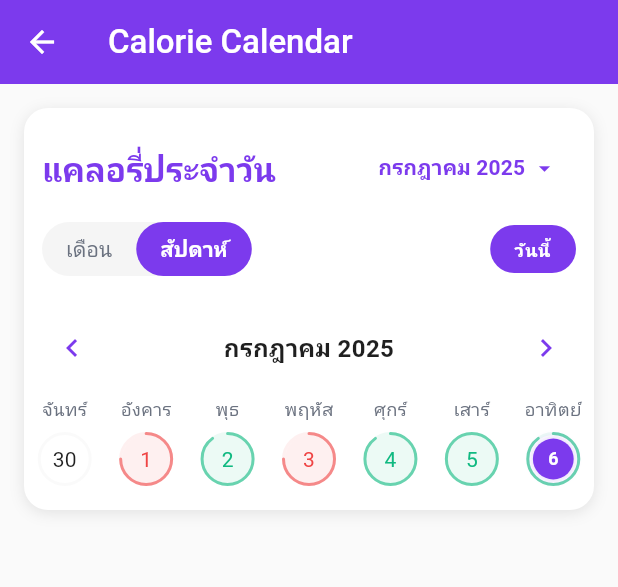
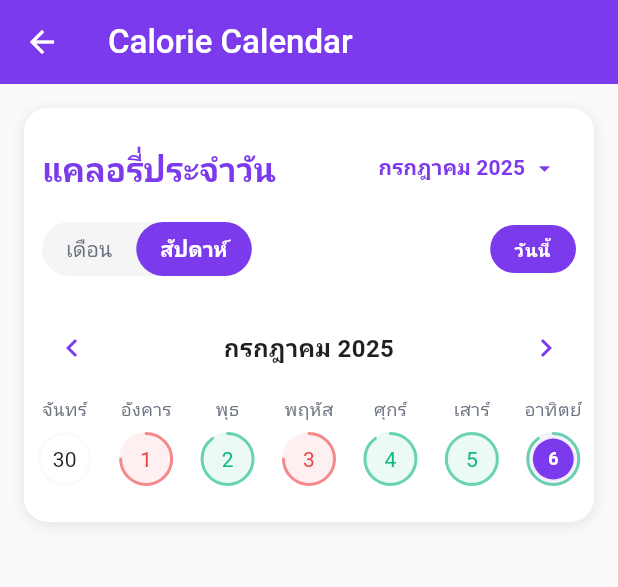
Before and after one commit to kit-chu/CaloriWise, a Flutter app: the CalorieCalendarExample screen opened directly, on a phone screen of 412 x 824 dp, the part 84-671 px from its top. Run offline on Flutter 3.47's test engine with Material 3 defaults, Android fonts, the light colour scheme and no system bars; drawn by our look-alikes of percent_indicator, table_calendar; our stand-ins replace google_fonts; network calls fail; Roboto replaces fonts that are missing (Prompt).

```diff
--- a/lib/widgets/calorie_calendar_widget.dart
+++ b/lib/widgets/calorie_calendar_widget.dart
@@ -360,7 +360,7 @@ class _CalorieCalendarWidgetState extends State<CalorieCalendarWidget> with Sing
 
   Widget _buildCalendar() {
     return Padding(
-      padding: const EdgeInsets.only(bottom: 8),
+      padding: const EdgeInsets.only(bottom: 16),
       child: TableCalendar<CalorieData>(
         firstDay: DateTime.utc(2020, 1, 1),
         lastDay: DateTime.utc(2030, 12, 31),
```
